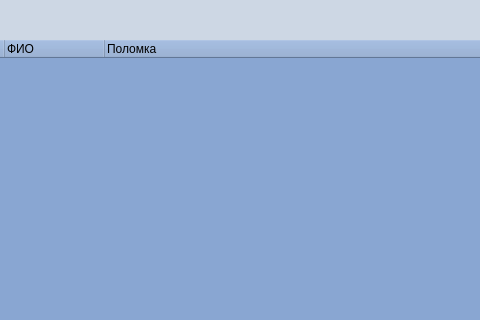
Before: the Qt Designer form designe/serviceClientApp.ui in AsQqqq/chamomile, drawn with Qt 5; both pictures show x 195 to 675 and y 0 to 320 of the 859 by 455 pixel window.
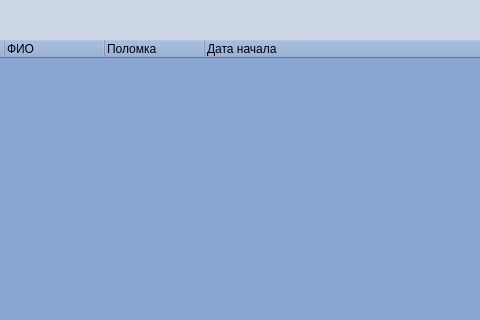
After: the same form once the commit is applied. Icons and pictures are not drawn.

```diff
--- a/designe/serviceClientApp.ui
+++ b/designe/serviceClientApp.ui
@@ -190,6 +190,11 @@
      <string>Поломка</string>
     </property>
    </column>
+   <column>
+    <property name="text">
+     <string>Дата начала</string>
+    </property>
+   </column>
   </widget>
   <widget class="QLineEdit" name="CarNumber">
    <property name="geometry">
```
